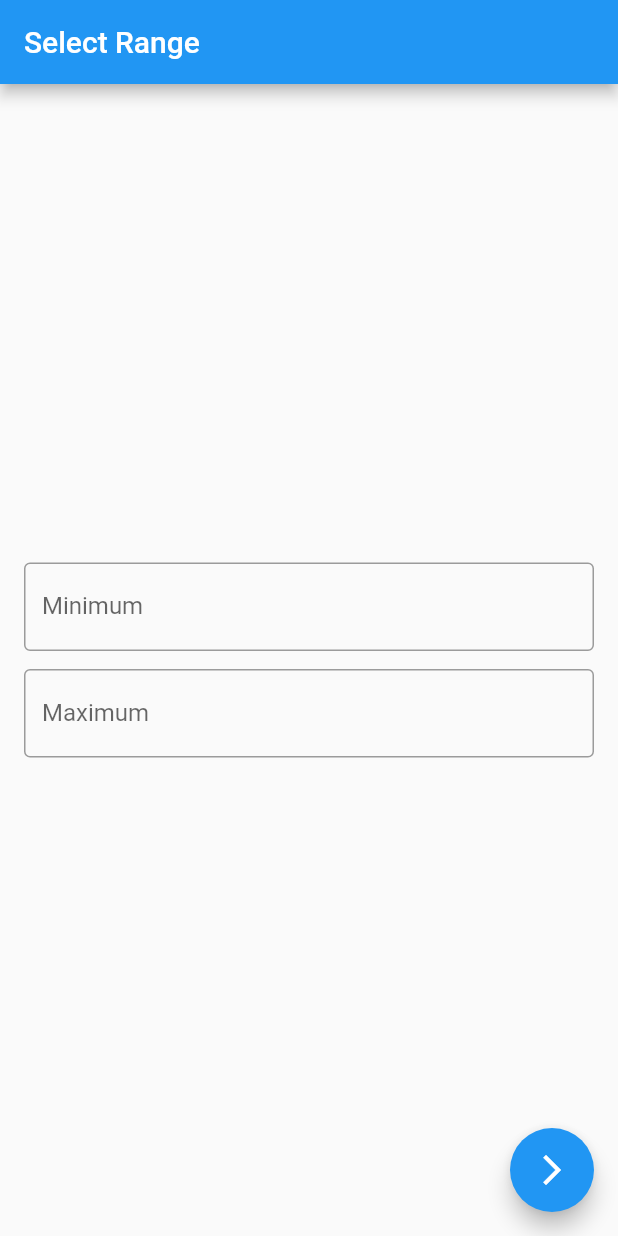
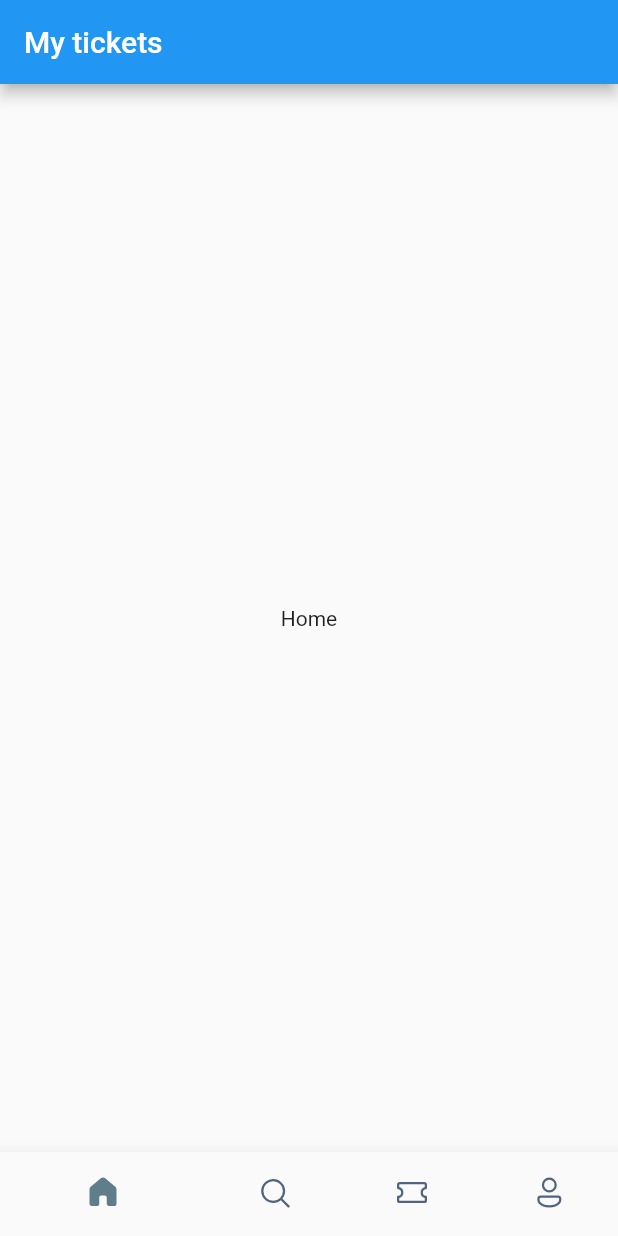
Before and after one commit to vitalii-minchuk/randomizer, a Flutter app: the screen it shows after launch, on a phone screen of 412 x 824 dp. Run offline on Flutter 3.47's test engine with Material 2 defaults, Android fonts, the phone set to English and light mode, and no system bars; our stand-ins replace fluentui_icons.

Commit message:
tickets restart

```diff
--- a/lib/main.dart
+++ b/lib/main.dart
@@ -1,5 +1,5 @@
 import 'package:flutter/material.dart';
-import 'package:flutter_application_2/range_selector_page.dart';
+import 'package:flutter_application_2/screens/bottom_bar.dart';
 
 void main() {
   runApp(const AppWidget());
@@ -11,8 +11,8 @@ class AppWidget extends StatelessWidget {
   @override
   Widget build(BuildContext context){
     return const MaterialApp(
-      title: 'Randomizer',
-      home: RangeSelectorPage(),
+      title: 'tickets',
+      home: BottomBar(),
     );
   }
 }
--- a/lib/range_selector_page.dart
+++ /dev/null
@@ -1,62 +0,0 @@
-import 'package:flutter/material.dart';
-
-class RangeSelectorPage extends StatefulWidget {
-  const RangeSelectorPage({Key? key}) : super(key: key);
-
-  @override
-  _RangeSelectorPageState createState() => _RangeSelectorPageState();
-}
-
-class _RangeSelectorPageState extends State<RangeSelectorPage> {
-  @override
-  Widget build(BuildContext context) {
-    return Scaffold(
-      appBar: AppBar(
-        title: const Text('Select Range'),
-      ),
-      body: Form(
-          child: Padding(
-        padding: const EdgeInsets.all(16),
-        child: Column(
-          mainAxisAlignment: MainAxisAlignment.center,
-          children: [
-            RangeSelectorTextFormField(
-              labelText: 'Minimum',
-            ),
-            SizedBox(height: 12),
-            RangeSelectorTextFormField(
-              labelText: 'Maximum',
-            ),
-          ],
-        ),
-      )),
-      floatingActionButton: FloatingActionButton(
-          onPressed: () {
-            // TODO: Validate the Form
-            // TODO: Navigate to generator
-          },
-          child: const Icon(Icons.arrow_forward_ios_sharp)),
-    );
-  }
-}
-
-class RangeSelectorTextFormField extends StatelessWidget {
-  const RangeSelectorTextFormField({Key? key, required this.labelText})
-      : super(key: key);
-
-  final String labelText;
-
-  @override
-  Widget build(BuildContext context) {
-    return TextFormField(
-      decoration: InputDecoration(
-        border: const OutlineInputBorder(),
-        labelText: labelText,
-      ),
-      keyboardType: const TextInputType.numberWithOptions(
-        decimal: false,
-        signed: true,
-      ),
-    );
-  }
-}
--- /dev/null
+++ b/lib/screens/bottom_bar.dart
@@ -0,0 +1,67 @@
+import 'package:fluentui_icons/fluentui_icons.dart';
+import 'package:flutter/material.dart';
+
+class BottomBar extends StatefulWidget {
+  const BottomBar({Key? key}) : super(key: key);
+
+  @override
+  _BottomBarState createState() => _BottomBarState();
+}
+
+class _BottomBarState extends State<BottomBar> {
+  int _selectedIndex = 0;
+  static final List<Widget>_widgetOptions =<Widget>[
+    const Text('Home'),
+    const Text('Search'),
+    const Text('Tickets'),
+    const Text('Profile'),
+  ];
+
+  void _onItemTapped(int index) {
+    setState(() {
+      _selectedIndex = index;
+    });
+  }
+
+  @override
+  Widget build(BuildContext context) {
+    return Scaffold(
+      appBar: AppBar(
+        title: Text('My tickets'),
+      ),
+      body: Center(
+        child:  _widgetOptions[_selectedIndex],
+      ),
+      bottomNavigationBar: BottomNavigationBar(
+        onTap: _onItemTapped,
+        elevation: 10,
+        showSelectedLabels: false,
+        showUnselectedLabels: false,
+        selectedItemColor: Colors.blueGrey,
+        unselectedItemColor: const Color(0xFF526480),
+        items: const [
+          BottomNavigationBarItem(
+            icon: Icon(FluentSystemIcons.ic_fluent_home_regular),
+            activeIcon: Icon(FluentSystemIcons.ic_fluent_home_filled),
+            label: 'Home'
+          ),
+          BottomNavigationBarItem(
+            icon: Icon(FluentSystemIcons.ic_fluent_search_regular),
+            activeIcon: Icon(FluentSystemIcons.ic_fluent_search_filled),
+            label: 'Search'
+          ),
+          BottomNavigationBarItem(
+            icon: Icon(FluentSystemIcons.ic_fluent_ticket_regular),
+            activeIcon: Icon(FluentSystemIcons.ic_fluent_ticket_filled),
+            label: 'Tickets'
+          ),
+          BottomNavigationBarItem(
+            icon: Icon(FluentSystemIcons.ic_fluent_person_regular),
+            activeIcon: Icon(FluentSystemIcons.ic_fluent_person_filled),
+            label: 'Profile'
+          ),
+        ],
+      ),
+    );
+  }
+}
--- a/pubspec.yaml
+++ b/pubspec.yaml
@@ -34,6 +34,7 @@ dependencies:
   # The following adds the Cupertino Icons font to your application.
   # Use with the CupertinoIcons class for iOS style icons.
   cupertino_icons: ^1.0.2
+  fluentui_icons: ^1.0.0
 
 dev_dependencies:
   flutter_test:
```
Also changed, not shown: pubspec.lock.
